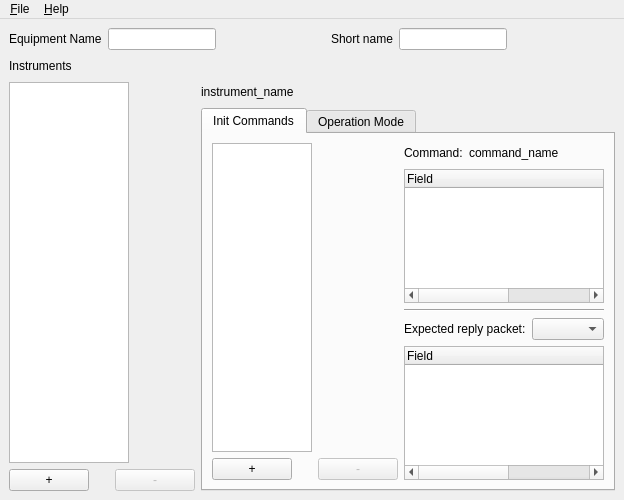
Old version of the form ui/equipmenteditor_mainwindow.ui in the repository xbosch/gdais.
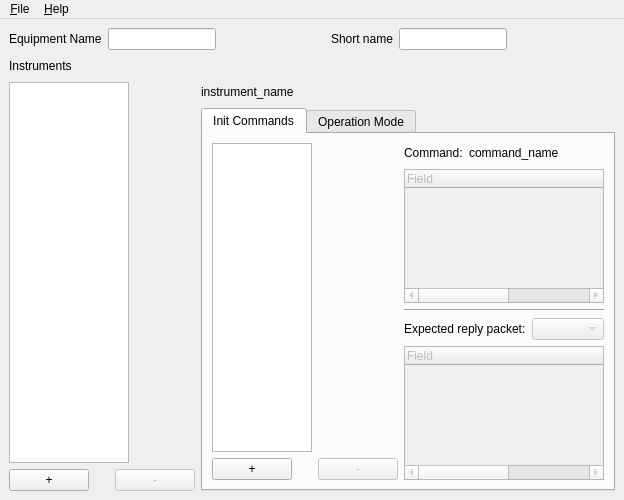
New version of the form.

Patch:
```diff
--- a/ui/equipmenteditor_mainwindow.ui
+++ b/ui/equipmenteditor_mainwindow.ui
@@ -289,6 +289,9 @@
               </item>
               <item>
                <widget class="QTreeWidget" name="init_command_values">
+                <property name="enabled">
+                 <bool>false</bool>
+                </property>
                 <property name="rootIsDecorated">
                  <bool>false</bool>
                 </property>
@@ -324,7 +327,11 @@
                  </widget>
                 </item>
                 <item>
-                 <widget class="QComboBox" name="init_command_reply"/>
+                 <widget class="QComboBox" name="init_command_reply">
+                  <property name="enabled">
+                   <bool>false</bool>
+                  </property>
+                 </widget>
                 </item>
                 <item>
                  <spacer name="horizontalSpacer_7">
@@ -343,6 +350,9 @@
               </item>
               <item>
                <widget class="QTreeWidget" name="init_command_reply_values">
+                <property name="enabled">
+                 <bool>false</bool>
+                </property>
                 <property name="rootIsDecorated">
                  <bool>false</bool>
                 </property>
```
Left out of the diff: 6 changed lines with no effect on the pictures.
